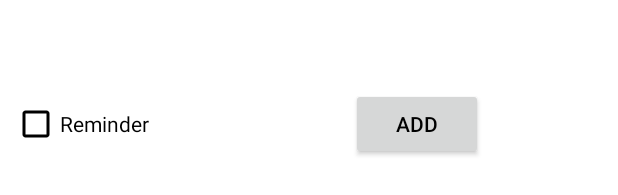
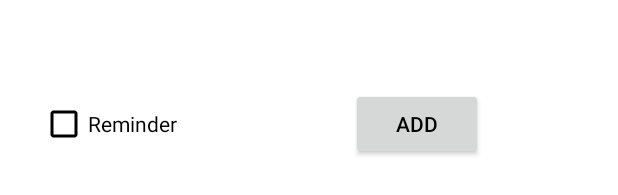
Before and after one commit to Goochy12/Tasker, an Android app: the layout activity_add_task.xml on its own in the app's theme, with its tools: preview values and no code run, on a phone screen of 412 x 824 dp. Shown: the part 834-1029 px from the top of the screen. Run offline under Robolectric (Android 15) with nearby library versions, the light colour scheme and no system bars.

Commit message:
removed fragment and added activity

```diff
--- a/app/src/main/AndroidManifest.xml
+++ b/app/src/main/AndroidManifest.xml
@@ -19,6 +19,7 @@
                 <category android:name="android.intent.category.LAUNCHER" />
             </intent-filter>
         </activity>
+        <activity android:name=".AddTaskActivity"></activity>
     </application>
 
 </manifest>
--- /dev/null
+++ b/app/src/main/java/au/com/scroogetech/tasker/AddTaskActivity.java
@@ -0,0 +1,15 @@
+package au.com.scroogetech.tasker;
+
+import android.support.v7.app.AppCompatActivity;
+import android.os.Bundle;
+
+public class AddTaskActivity extends AppCompatActivity {
+
+    @Override
+    protected void onCreate(Bundle savedInstanceState) {
+        super.onCreate(savedInstanceState);
+        setContentView(R.layout.activity_add_task);
+
+
+    }
+}
--- a/app/src/main/java/au/com/scroogetech/tasker/MainActivity.java
+++ b/app/src/main/java/au/com/scroogetech/tasker/MainActivity.java
@@ -127,6 +127,9 @@ public class MainActivity extends AppCompatActivity {
 
     public void fabOnClick(){
         taskViewModel.insert(new TaskItem("New Task","Desc",0));
+
+        //new intent
+
 //        FragmentTransaction fragmentTransaction;
 //        fragmentTransaction = fragmentManager.beginTransaction();
 //        fragmentTransaction.add(R.id.fragmentLayout,addTaskFragment).commit();
--- a/app/src/main/res/layout/fragment_add_task.xml
+++ b/app/src/main/res/layout/activity_add_task.xml
@@ -1,15 +1,10 @@
 <?xml version="1.0" encoding="utf-8"?>
-<FrameLayout xmlns:android="http://schemas.android.com/apk/res/android"
+<android.support.constraint.ConstraintLayout xmlns:android="http://schemas.android.com/apk/res/android"
     xmlns:app="http://schemas.android.com/apk/res-auto"
     xmlns:tools="http://schemas.android.com/tools"
     android:layout_width="match_parent"
     android:layout_height="match_parent"
-    tools:context=".AddTaskFragment">
-
-    <!-- TODO: Update blank fragment layout -->
-    <android.support.constraint.ConstraintLayout
-        android:layout_width="match_parent"
-        android:layout_height="match_parent">
+    tools:context=".AddTaskActivity">
 
         <TextView
             android:id="@+id/AddTaskHeader"
@@ -146,10 +141,12 @@
         android:layout_height="wrap_content"
         android:layout_marginStart="8dp"
         android:layout_marginTop="8dp"
+        android:layout_marginEnd="8dp"
         android:layout_marginBottom="8dp"
         android:clickable="false"
         android:text="Reminder"
         app:layout_constraintBottom_toBottomOf="parent"
+        app:layout_constraintEnd_toStartOf="@+id/V_HeadGuideline"
         app:layout_constraintStart_toStartOf="parent"
         app:layout_constraintTop_toTopOf="@+id/H_DateTimeFoot" />
 
@@ -210,5 +207,3 @@
             app:layout_constraintTop_toTopOf="@+id/H_DateTimeFoot" />
 
 </android.support.constraint.ConstraintLayout>
-
-</FrameLayout>
```
Also changed, not shown: app/src/main/java/au/com/scroogetech/tasker/AddTaskFragment.java (deleted, +0 -65 lines), app/src/main/java/au/com/scroogetech/tasker/TaskDatabaseHelper.java (deleted, +0 -23 lines). Lines whose indentation alone changed are shown as unchanged.
